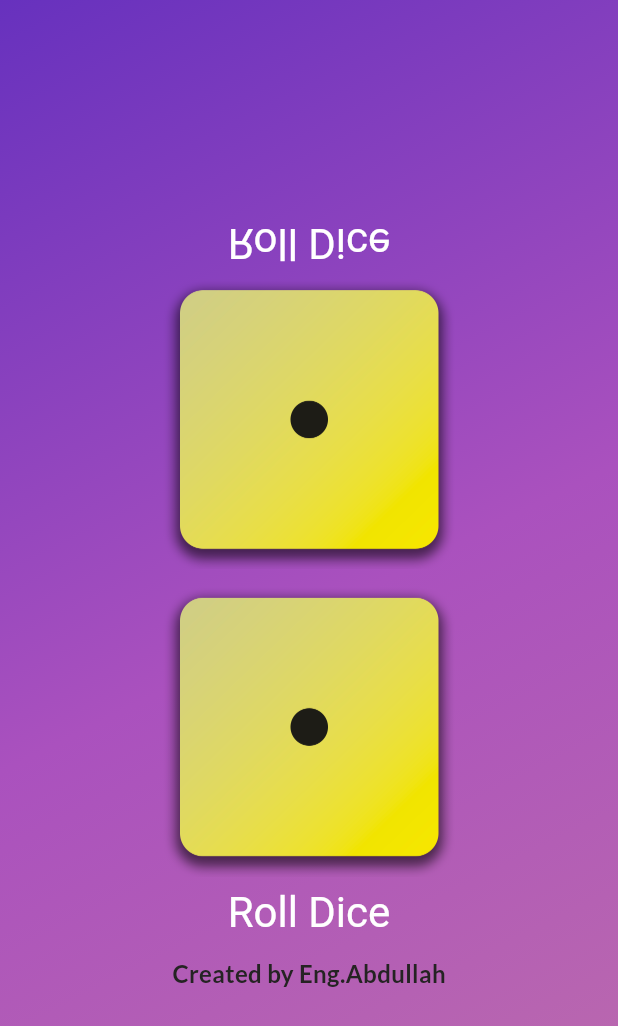
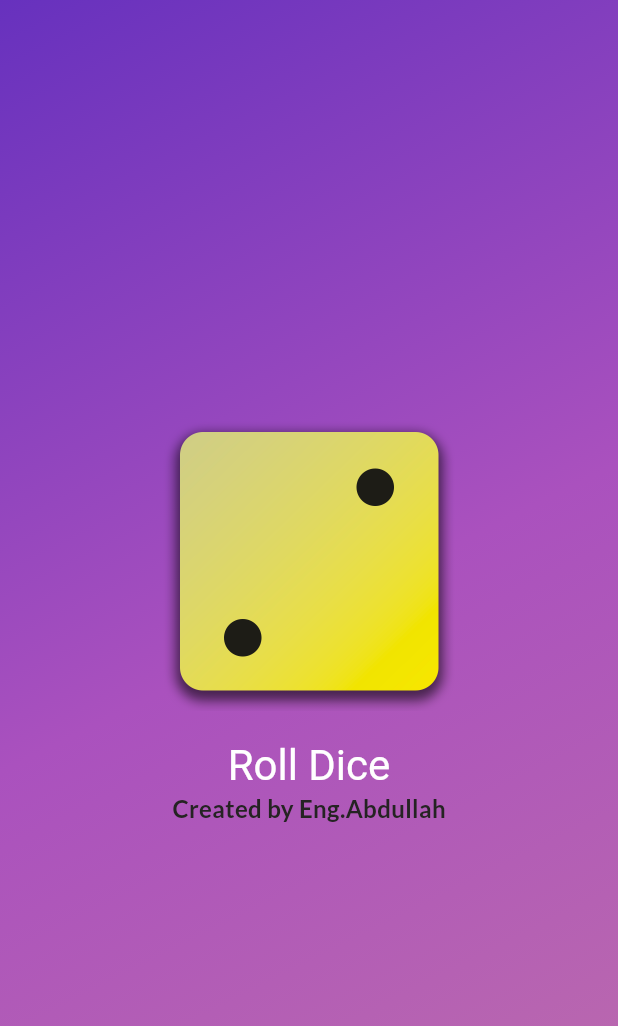
Before and after one commit to Abdullah-XDev/Dice-APP, a Flutter app: the screen it shows after launch, on a phone screen of 412 x 824 dp. Shown: the top 1026 px of the screen. Run offline on Flutter 3.47's test engine with Material 3 defaults, Android fonts, the phone set to English and light mode, and no system bars; our stand-ins replace google_fonts.

Commit message:
Just back to one dice

```diff
--- a/lib/dice_roller.dart
+++ b/lib/dice_roller.dart
@@ -5,97 +5,46 @@ import 'package:google_fonts/google_fonts.dart';
 final randomizer = Random();
 
 class DiceRoller extends StatefulWidget {
-  final int numberOfPlayers;
-
-  const DiceRoller({Key? key, required this.numberOfPlayers}) : super(key: key);
-
+  const DiceRoller({super.key, required int numberOfPlayers});
   @override
-  State<DiceRoller> createState() => _DiceRollerState();
+  State<DiceRoller> createState() {
+    return _DiceRollerState();
+  }
 }
 
 class _DiceRollerState extends State<DiceRoller> {
-  late List<int> currentDiceRolls;
-
-  @override
-  void initState() {
-    super.initState();
-    currentDiceRolls = List.generate(widget.numberOfPlayers, (index) => 1);
-  }
-
-  void rollDice(int playerIndex) {
+  var currentDiceRoll = 2;
+  void rollDice() {
     setState(() {
-      currentDiceRolls[playerIndex] = randomizer.nextInt(6) + 1;
+      currentDiceRoll = randomizer.nextInt(6) + 1;
     });
   }
 
   @override
-  Widget build(BuildContext context) {
+  Widget build(context) {
     return Column(
       mainAxisSize: MainAxisSize.min,
       children: [
-        if (widget.numberOfPlayers > 1)
-          Padding(
-            padding:
-                const EdgeInsets.only(top: 16), // تعديل الـ Padding للزر العلوي
-            child: Stack(
-              alignment: Alignment.center,
-              clipBehavior: Clip.none,
-              children: [
         Image.asset(
-                  'assets/images/dice-${currentDiceRolls[0]}.png',
+          'assets/images/dice-$currentDiceRoll.png',
           width: 200,
         ),
-                Positioned(
-                  right: 0,
-                  left: 0,
-                  top: -50, // تعديل الموقع العلوي للزر ليظهر بالكامل
-                  child: Transform(
-                    alignment: Alignment.center,
-                    transform: Matrix4.rotationX(pi), // عكس الزر
-                    child: TextButton(
-                      onPressed: () => rollDice(0),
+        TextButton(
+          onPressed: rollDice,
           style: TextButton.styleFrom(
-                        padding: const EdgeInsets.all(16.0),
+              padding: const EdgeInsets.only(
+                top: 20,
+              ),
               foregroundColor: Colors.white,
               textStyle: const TextStyle(
                 fontSize: 28,
-                        ),
-                      ),
-                      child:
-                      const Text('Roll Dice',),
-                    ),
-                  ),
-                ),
-              ],
-            ),
-          ),
-        for (int i = 1; i < widget.numberOfPlayers; i++)
-          Padding(
-            padding: const EdgeInsets.all(5.0),
-            child: Column(
-              children: [
-                Image.asset(
-                  'assets/images/dice-${currentDiceRolls[i]}.png',
-                  width: 200,
-                ),
-                TextButton(
-                  onPressed: () => rollDice(i),
-                  style: TextButton.styleFrom(
-                    padding: const EdgeInsets.only(top: 0),
-                    foregroundColor: Colors.white,
-                    textStyle: const TextStyle(
-                      fontSize: 28,
-                    ),
-                  ),
+              )),
           child: const Text('Roll Dice'),
-                ),
-              ],
-            ),
         ),
         Text(
             'Created by Eng.Abdullah',
-          style: GoogleFonts.lato(
-            color: const Color.fromARGB(255, 37, 35, 35),
+            style:GoogleFonts.lato (
+              color:const Color.fromARGB(255, 37, 35, 35),
               fontSize: 16,
               fontWeight: FontWeight.bold,
             ),
--- a/lib/gradient_container.dart
+++ b/lib/gradient_container.dart
@@ -23,7 +23,7 @@ class GradientContainer extends StatelessWidget {
         ),
       ),
       child: const Center(
-        child: DiceRoller(numberOfPlayers: 2,),
+        child: DiceRoller(numberOfPlayers: 0,),
       ),
     );
   }
```
Lines whose indentation alone changed are shown as unchanged.
